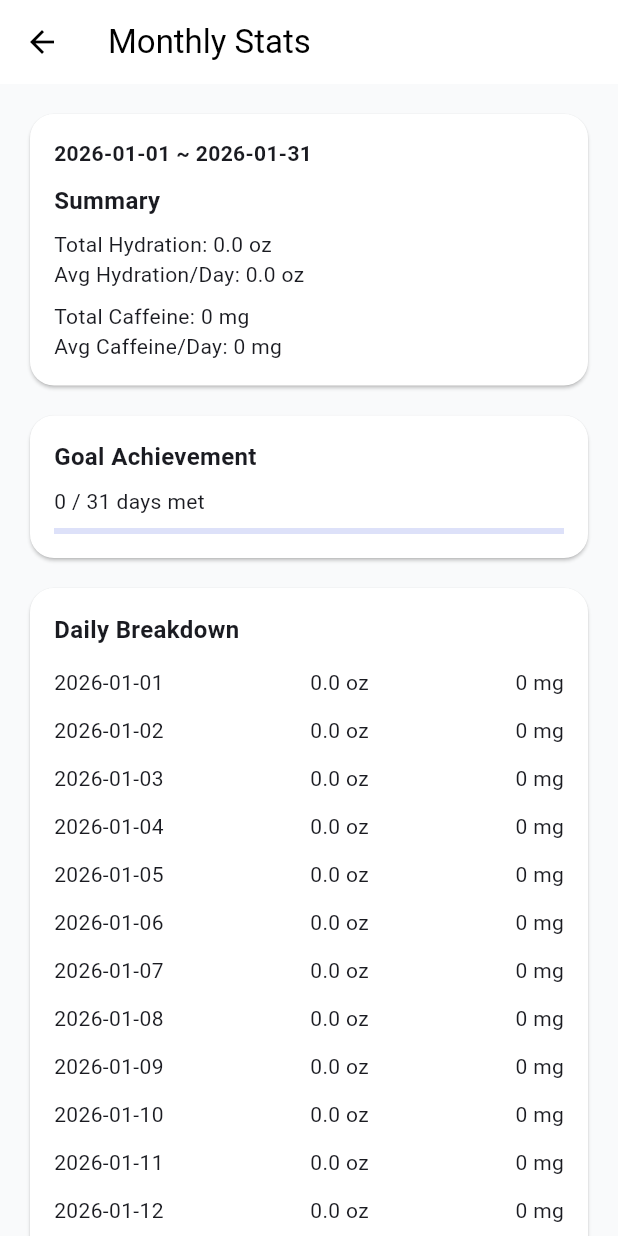
After one commit to Wynter106/HydraTrack, a Flutter app: the MonthlyStatsScreen screen opened by its route, on a phone screen of 412 x 824 dp. The commit adds this screen. Run offline on Flutter 3.47's test engine with Material 3 defaults, Android fonts, the phone set to English and light mode, and no system bars; our stand-ins replace sqflite; accounts and stored records are empty.

Commit message:
Monthly stats update

```diff
--- a/lib/main.dart
+++ b/lib/main.dart
@@ -8,6 +8,7 @@ import 'presentation/screens/user_goals_screen.dart';
 import 'presentation/screens/user_settings_screen.dart';
 import 'application/providers/hydration_provider.dart';
 import 'presentation/screens/weekly_stats_screen.dart';
+import 'presentation/screens/monthly_stats_screen.dart';
 
 void main() {
   runApp(
@@ -36,6 +37,7 @@ class MyApp extends StatelessWidget {
         '/settings': (context) => const SettingsScreen(),
         '/goals': (context) => const UserGoalsScreen(),
         '/weekly-stats': (context) => const WeeklyStatsScreen(),
+        '/monthly-stats': (context) => const MonthlyStatsScreen(),
       },
     );
   }
--- /dev/null
+++ b/lib/presentation/screens/monthly_stats_screen.dart
@@ -0,0 +1,91 @@
+import 'package:flutter/material.dart';
+import 'package:provider/provider.dart';
+
+import '../../application/providers/hydration_provider.dart';
+import '../../business/calculators/monthly_stats_calculator.dart';
+import '../widgets/app_card.dart';
+
+class MonthlyStatsScreen extends StatelessWidget {
+  const MonthlyStatsScreen({super.key});
+
+  @override
+  Widget build(BuildContext context) {
+    final provider = Provider.of<HydrationProvider>(context);
+
+    final (start, end) = MonthlyStatsCalculator.currentMonthRange(DateTime.now());
+    final logs = provider.getLogsBetween(start, end);
+
+    final stats = MonthlyStatsCalculator.compute(
+      logs: logs,
+      start: start,
+      end: end,
+      dailyGoalOz: provider.hydrationGoal,
+    );
+
+    return Scaffold(
+      appBar: AppBar(title: const Text('Monthly Stats')),
+      body: ListView(
+        padding: const EdgeInsets.all(16),
+        children: [
+          AppCard(
+            child: Column(
+              crossAxisAlignment: CrossAxisAlignment.start,
+              children: [
+                Text('${_fmt(stats.start)} ~ ${_fmt(stats.end)}',
+                    style: const TextStyle(fontWeight: FontWeight.w600)),
+                const SizedBox(height: 10),
+                const Text('Summary',
+                    style: TextStyle(fontSize: 16, fontWeight: FontWeight.w700)),
+                const SizedBox(height: 8),
+                Text('Total Hydration: ${stats.totalHydrationOz.toStringAsFixed(1)} oz'),
+                Text('Avg Hydration/Day: ${stats.avgHydrationOzPerDay.toStringAsFixed(1)} oz'),
+                const SizedBox(height: 8),
+                Text('Total Caffeine: ${stats.totalCaffeineMg.toStringAsFixed(0)} mg'),
+                Text('Avg Caffeine/Day: ${stats.avgCaffeineMgPerDay.toStringAsFixed(0)} mg'),
+              ],
+            ),
+          ),
+          const SizedBox(height: 12),
+          AppCard(
+            child: Column(
+              crossAxisAlignment: CrossAxisAlignment.start,
+              children: [
+                const Text('Goal Achievement',
+                    style: TextStyle(fontSize: 16, fontWeight: FontWeight.w700)),
+                const SizedBox(height: 8),
+                Text('${stats.goalMetDays} / ${stats.totalDays} days met'),
+                const SizedBox(height: 8),
+                LinearProgressIndicator(value: stats.goalMetRate.clamp(0.0, 1.0)),
+              ],
+            ),
+          ),
+          const SizedBox(height: 12),
+          AppCard(
+            child: Column(
+              crossAxisAlignment: CrossAxisAlignment.start,
+              children: [
+                const Text('Daily Breakdown',
+                    style: TextStyle(fontSize: 16, fontWeight: FontWeight.w700)),
+                const SizedBox(height: 8),
+                ...stats.daily.map((d) => Padding(
+                      padding: const EdgeInsets.symmetric(vertical: 6),
+                      child: Row(
+                        mainAxisAlignment: MainAxisAlignment.spaceBetween,
+                        children: [
+                          Text(_fmt(d.day)),
+                          Text('${d.hydrationOz.toStringAsFixed(1)} oz'),
+                          Text('${d.caffeineMg.toStringAsFixed(0)} mg'),
+                        ],
+                      ),
+                    )),
+              ],
+            ),
+          ),
+        ],
+      ),
+    );
+  }
+
+  String _fmt(DateTime d) =>
+      '${d.year}-${d.month.toString().padLeft(2, '0')}-${d.day.toString().padLeft(2, '0')}';
+}
--- a/lib/presentation/screens/user_settings_screen.dart
+++ b/lib/presentation/screens/user_settings_screen.dart
@@ -266,6 +266,13 @@ class _SettingsScreenState extends State<SettingsScreen> {
                 onTap: () => Navigator.pushNamed(context, '/weekly-stats'),
               ),
 
+              ListTile(
+                leading: const Icon(Icons.calendar_month),
+                title: const Text('Monthly Stats'),
+                subtitle: const Text('View this month’s hydration & caffeine'),
+                onTap: () => Navigator.pushNamed(context, '/monthly-stats'),
+              ),
+
               const SizedBox(height: 24),
               const Text(
                 'Notifications',
```
